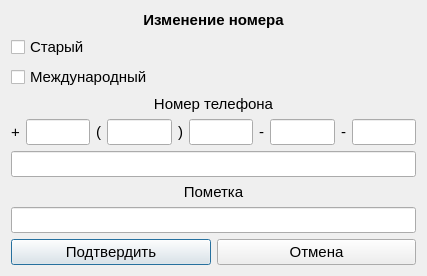
The window that component.ui (Yavlados/VKR) describes before a commit, drawn with Qt 5.
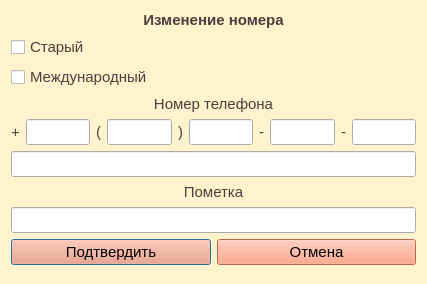
The same window after the commit.

Commit message: color schema

```diff
--- a/component.ui
+++ b/component.ui
@@ -10,12 +10,42 @@
     <x>0</x>
     <y>0</y>
     <width>427</width>
-    <height>274</height>
+    <height>284</height>
    </rect>
   </property>
   <property name="windowTitle">
    <string>Добавление нового телефона</string>
   </property>
+  <property name="styleSheet">
+   <string notr="true">QDialog{
+background-color:rgb(255, 243, 205);
+}
+
+QLineEdit:focus {
+background-color: rgb(255, 195, 139)
+}
+
+QComboBox:focus {
+background-color: rgb(255, 195, 139)
+}
+QPushButton{
+background-color:rgb(255, 146, 107)
+}
+QLabel{
+color:rgb(77, 62, 62)
+}
+
+QCheckBox{
+color:rgb(77, 62, 62)
+}
+
+QPushButton:focus {
+background-color:  rgb(255, 195, 139)
+}
+QLineEdit:focus {
+background-color:  rgb(255, 195, 139)
+}</string>
+  </property>
   <property name="modal">
    <bool>false</bool>
   </property>
```
The commit also changes 46 other files.
